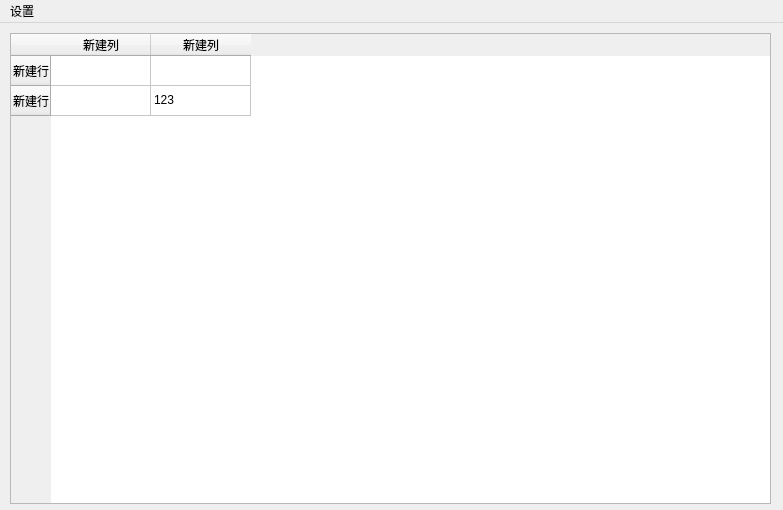
This is MainWindow.ui in CCA2878/Prepar3DTools as Qt 5 draws it before an edit. The edited form follows.
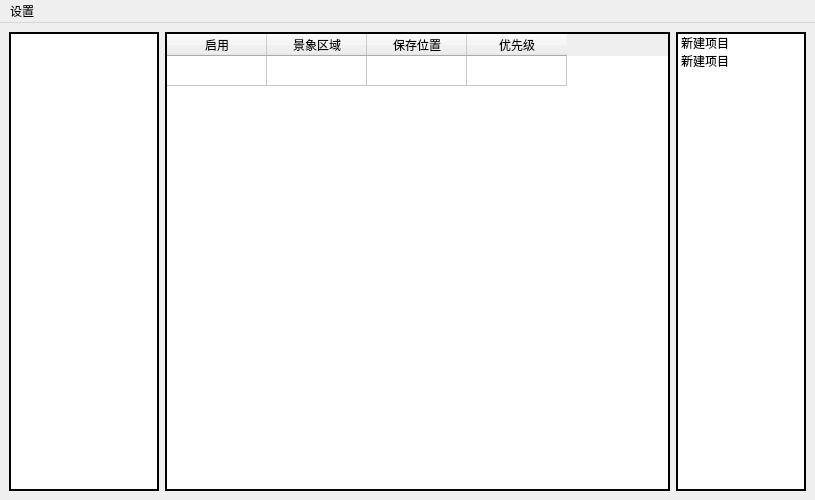
This is the edited form.

The edit to the form file:
```diff
--- a/MainWindow.ui
+++ b/MainWindow.ui
@@ -6,8 +6,8 @@
    <rect>
     <x>0</x>
     <y>0</y>
-    <width>783</width>
-    <height>510</height>
+    <width>815</width>
+    <height>500</height>
    </rect>
   </property>
   <property name="sizePolicy">
@@ -20,60 +20,146 @@
    <string>MainWindow</string>
   </property>
   <widget class="QWidget" name="centralwidget">
+   <layout class="QHBoxLayout" name="horizontalLayout_2">
+    <item>
+     <widget class="QListWidget" name="listWidget">
+      <property name="sizePolicy">
+       <sizepolicy hsizetype="Preferred" vsizetype="Preferred">
+        <horstretch>0</horstretch>
+        <verstretch>0</verstretch>
+       </sizepolicy>
+      </property>
+      <property name="minimumSize">
+       <size>
+        <width>0</width>
+        <height>0</height>
+       </size>
+      </property>
+      <property name="maximumSize">
+       <size>
+        <width>150</width>
+        <height>16777215</height>
+       </size>
+      </property>
+      <property name="baseSize">
+       <size>
+        <width>0</width>
+        <height>0</height>
+       </size>
+      </property>
+      <property name="frameShape">
+       <enum>QFrame::WinPanel</enum>
+      </property>
+      <property name="frameShadow">
+       <enum>QFrame::Plain</enum>
+      </property>
+      <property name="midLineWidth">
+       <number>1</number>
+      </property>
+     </widget>
+    </item>
+    <item>
    <widget class="QTableWidget" name="tableWidget">
-    <property name="geometry">
-     <rect>
-      <x>10</x>
-      <y>10</y>
-      <width>761</width>
-      <height>471</height>
-     </rect>
+      <property name="sizePolicy">
+       <sizepolicy hsizetype="Expanding" vsizetype="Expanding">
+        <horstretch>0</horstretch>
+        <verstretch>0</verstretch>
+       </sizepolicy>
+      </property>
+      <property name="frameShape">
+       <enum>QFrame::WinPanel</enum>
+      </property>
+      <property name="frameShadow">
+       <enum>QFrame::Plain</enum>
     </property>
     <property name="showGrid">
      <bool>true</bool>
     </property>
     <property name="sortingEnabled">
-     <bool>false</bool>
+       <bool>true</bool>
     </property>
     <property name="rowCount">
-     <number>2</number>
+       <number>1</number>
     </property>
     <property name="columnCount">
-     <number>2</number>
-    </property>
+       <number>4</number>
+      </property>
+      <attribute name="horizontalHeaderCascadingSectionResizes">
+       <bool>false</bool>
+      </attribute>
+      <attribute name="verticalHeaderVisible">
+       <bool>false</bool>
+      </attribute>
     <row>
      <property name="text">
       <string>新建行</string>
      </property>
     </row>
-    <row>
+      <column>
      <property name="text">
-      <string>新建行</string>
-     </property>
-    </row>
+        <string>启用</string>
+       </property>
+      </column>
     <column>
      <property name="text">
-      <string>新建列</string>
+        <string>景象区域</string>
      </property>
     </column>
     <column>
      <property name="text">
-      <string>新建列</string>
-     </property>
-    </column>
-    <item row="1" column="1">
+        <string>保存位置</string>
+       </property>
+      </column>
+      <column>
      <property name="text">
-      <string>123</string>
-     </property>
+        <string>优先级</string>
+       </property>
+      </column>
+     </widget>
     </item>
-   </widget>
+    <item>
+     <widget class="QListWidget" name="listWidget_2">
+      <property name="sizePolicy">
+       <sizepolicy hsizetype="Preferred" vsizetype="Expanding">
+        <horstretch>0</horstretch>
+        <verstretch>0</verstretch>
+       </sizepolicy>
+      </property>
+      <property name="maximumSize">
+       <size>
+        <width>130</width>
+        <height>16777215</height>
+       </size>
+      </property>
+      <property name="frameShape">
+       <enum>QFrame::WinPanel</enum>
+      </property>
+      <property name="frameShadow">
+       <enum>QFrame::Plain</enum>
+      </property>
+      <property name="spacing">
+       <number>9</number>
+      </property>
+      <item>
+       <property name="text">
+        <string>新建项目</string>
+       </property>
+      </item>
+      <item>
+       <property name="text">
+        <string>新建项目</string>
+       </property>
+      </item>
+     </widget>
+    </item>
+   </layout>
   </widget>
   <widget class="QMenuBar" name="menubar">
    <property name="geometry">
     <rect>
      <x>0</x>
      <y>0</y>
-     <width>783</width>
+     <width>815</width>
      <height>22</height>
     </rect>
    </property>
```
Lines whose indentation alone changed are shown as unchanged.
